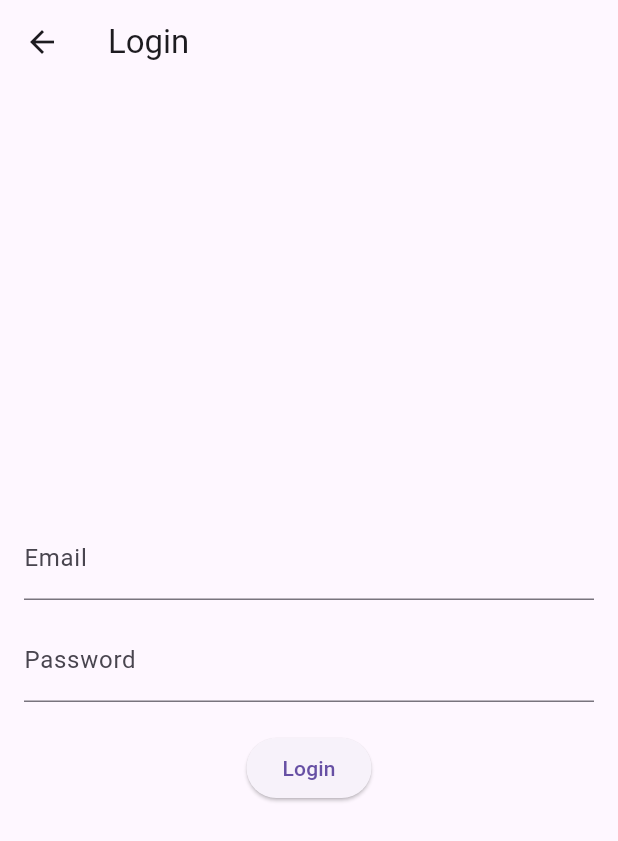
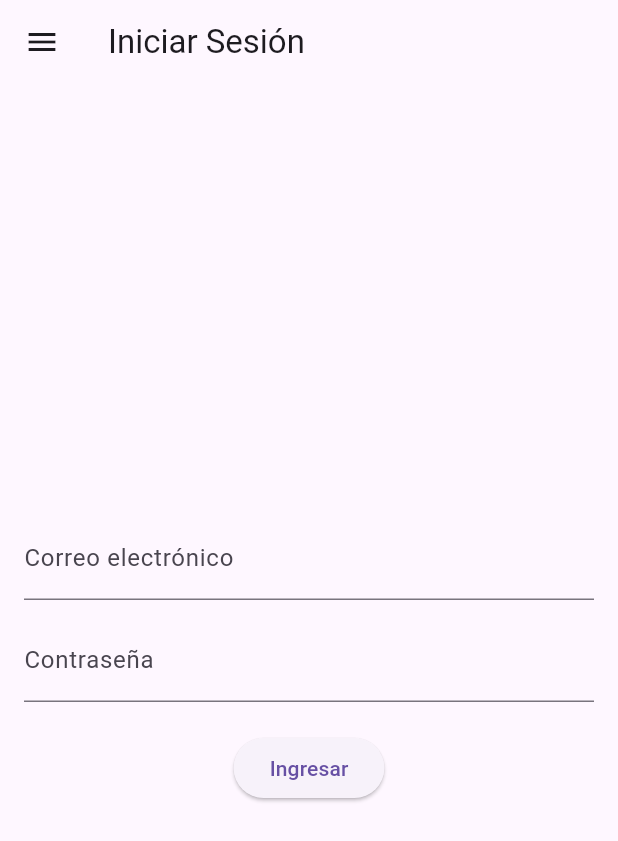
Before and after one commit to Nemog17/Minimalist-Shopping-App, a Flutter app: the HomePage screen opened by its route, after a tap on the "login" icon, on a phone screen of 412 x 824 dp. Shown: the top 841 px of the screen. Run offline on Flutter 3.47's test engine with Material 3 defaults, Android fonts, the phone set to English and light mode, and no system bars; our stand-ins replace flutter_bloc, go_router, google_nav_bar; missing offline and left inert: translator; network calls fail.

Commit message:
Add navigation drawer and translate content

```diff
--- /dev/null
+++ b/lib/components/app_drawer.dart
@@ -0,0 +1,49 @@
+import 'package:flutter/material.dart';
+import 'package:flutter_bloc/flutter_bloc.dart';
+import 'package:go_router/go_router.dart';
+
+import '../cubits/auth_cubit.dart';
+
+class AppDrawer extends StatelessWidget {
+  const AppDrawer({super.key});
+
+  @override
+  Widget build(BuildContext context) {
+    final authState = context.watch<AuthCubit>().state;
+    return Drawer(
+      child: ListView(
+        padding: EdgeInsets.zero,
+        children: [
+          DrawerHeader(
+            decoration: BoxDecoration(color: Theme.of(context).primaryColor),
+            child: const Text(
+              'ShoppingRD',
+              style: TextStyle(color: Colors.white, fontSize: 24),
+            ),
+          ),
+          ListTile(
+            leading: const Icon(Icons.home),
+            title: const Text('Inicio'),
+            onTap: () => context.go('/home'),
+          ),
+          ListTile(
+            leading: const Icon(Icons.shopping_cart),
+            title: const Text('Carrito'),
+            onTap: () => context.go('/cart'),
+          ),
+          ListTile(
+            leading: const Icon(Icons.favorite),
+            title: const Text('Lista de deseos'),
+            onTap: () => context.go('/wishlist'),
+          ),
+          if (authState.isAdmin)
+            ListTile(
+              leading: const Icon(Icons.admin_panel_settings),
+              title: const Text('Admin'),
+              onTap: () => context.go('/admin'),
+            ),
+        ],
+      ),
+    );
+  }
+}
--- a/lib/pages/cart_page.dart
+++ b/lib/pages/cart_page.dart
@@ -8,6 +8,7 @@ import '../services/payment_service.dart';
 import '../cubits/auth_cubit.dart';
 import '../models/product.dart';
 import 'login_page.dart';
+import '../components/app_drawer.dart';
 
 class CartPage extends StatelessWidget {
   const CartPage({super.key});
@@ -15,6 +16,7 @@ class CartPage extends StatelessWidget {
   @override
   Widget build(BuildContext context) {
     return Scaffold(
+      drawer: const AppDrawer(),
       appBar: AppBar(
         title: const Text('Mi Carrito'),
         leading: IconButton(
--- a/lib/pages/home_page.dart
+++ b/lib/pages/home_page.dart
@@ -5,6 +5,7 @@ import '../models/product.dart';
 import 'login_page.dart';
 import '../cubits/auth_cubit.dart';
 import 'package:go_router/go_router.dart';
+import '../components/app_drawer.dart';
 
 class HomePage extends StatefulWidget {
   const HomePage({super.key});
@@ -104,6 +105,7 @@ class _HomePageState extends State<HomePage> {
     final authState = context.watch<AuthCubit>().state;
 
     return Scaffold(
+      drawer: const AppDrawer(),
       appBar: AppBar(
         title: const Text('ShoppingRD'),
         centerTitle: false,
--- a/lib/pages/intro_page.dart
+++ b/lib/pages/intro_page.dart
@@ -1,6 +1,7 @@
 import 'package:flutter/material.dart';
 
 import 'package:go_router/go_router.dart';
+import '../components/app_drawer.dart';
 
 class IntroPage extends StatelessWidget {
   const IntroPage({super.key});
@@ -8,6 +9,7 @@ class IntroPage extends StatelessWidget {
   @override
   Widget build(BuildContext context) {
     return Scaffold(
+      drawer: const AppDrawer(),
       backgroundColor: Colors.grey[300],
       body: Center(
         child: Padding(
--- a/lib/pages/login_page.dart
+++ b/lib/pages/login_page.dart
@@ -3,6 +3,7 @@ import 'package:flutter_bloc/flutter_bloc.dart';
 import 'package:go_router/go_router.dart';
 
 import '../cubits/auth_cubit.dart';
+import '../components/app_drawer.dart';
 
 class LoginPage extends StatefulWidget {
   const LoginPage({super.key});
@@ -26,14 +27,15 @@ class _LoginPageState extends State<LoginPage> {
     if (success) {
       context.go('/home');
     } else {
-      setState(() => _error = 'Invalid credentials');
+      setState(() => _error = 'Credenciales inválidas');
     }
   }
 
   @override
   Widget build(BuildContext context) {
     return Scaffold(
-      appBar: AppBar(title: const Text('Login')),
+      drawer: const AppDrawer(),
+      appBar: AppBar(title: const Text('Iniciar Sesión')),
       body: Padding(
         padding: const EdgeInsets.all(16),
         child: Column(
@@ -41,12 +43,12 @@ class _LoginPageState extends State<LoginPage> {
           children: [
             TextField(
               controller: _emailController,
-              decoration: const InputDecoration(labelText: 'Email'),
+              decoration: const InputDecoration(labelText: 'Correo electrónico'),
             ),
             const SizedBox(height: 12),
             TextField(
               controller: _passwordController,
-              decoration: const InputDecoration(labelText: 'Password'),
+              decoration: const InputDecoration(labelText: 'Contraseña'),
               obscureText: true,
             ),
             if (_error != null) ...[
@@ -56,7 +58,7 @@ class _LoginPageState extends State<LoginPage> {
             const SizedBox(height: 20),
             ElevatedButton(
               onPressed: _submit,
-              child: const Text('Login'),
+              child: const Text('Ingresar'),
             ),
           ],
         ),
--- a/lib/pages/product_detail_page.dart
+++ b/lib/pages/product_detail_page.dart
@@ -3,6 +3,7 @@ import 'package:flutter_bloc/flutter_bloc.dart';
 
 import '../cubits/cart_cubit.dart';
 import '../models/product.dart';
+import '../components/app_drawer.dart';
 
 class ProductDetailPage extends StatefulWidget {
   final Product product;
@@ -19,6 +20,7 @@ class _ProductDetailPageState extends State<ProductDetailPage> {
   Widget build(BuildContext context) {
     final product = widget.product;
     return Scaffold(
+      drawer: const AppDrawer(),
       appBar: AppBar(title: Text(product.name)),
       body: SingleChildScrollView(
         padding: const EdgeInsets.all(16),
--- a/lib/pages/wishlist_page.dart
+++ b/lib/pages/wishlist_page.dart
@@ -4,6 +4,7 @@ import 'package:go_router/go_router.dart';
 
 import '../cubits/cart_cubit.dart';
 import '../components/cart_item.dart';
+import '../components/app_drawer.dart';
 
 class WishlistPage extends StatelessWidget {
   const WishlistPage({super.key});
@@ -11,8 +12,9 @@ class WishlistPage extends StatelessWidget {
   @override
   Widget build(BuildContext context) {
     return Scaffold(
+      drawer: const AppDrawer(),
       appBar: AppBar(
-        title: const Text('Wishlist'),
+        title: const Text('Lista de deseos'),
         leading: IconButton(
           icon: const Icon(Icons.arrow_back),
           onPressed: () => context.pop(),
--- a/lib/services/dummy_json_service.dart
+++ b/lib/services/dummy_json_service.dart
@@ -1,5 +1,6 @@
 import 'dart:convert';
 import 'package:http/http.dart' as http;
+import 'package:translator/translator.dart';
 import '../models/product.dart';
 
 /// Service class for interacting with the DummyJSON API.
@@ -16,19 +17,28 @@ class DummyJsonService {
     final response =
         await http.get(Uri.parse('$_baseUrl/products?limit=$limit'));
     if (response.statusCode == 200) {
+      final translator = GoogleTranslator();
       final Map<String, dynamic> data = jsonDecode(response.body);
       final List<dynamic> products = data['products'] ?? [];
-      return products
-          .map((item) => Product(
-                name: item['title'] ?? 'Unknown',
-                price: item['price'].toString(),
-                description: item['description'] ?? '',
-                imagePath: item['thumbnail'] ?? '',
-                stock: item['stock'] ?? 0,
-                category: item['category'] ?? 'General',
-                isDraft: false,
-              ))
-          .toList();
+      final List<Product> list = [];
+      for (final item in products) {
+        final name = item['title'] ?? 'Unknown';
+        final description = item['description'] ?? '';
+        final translatedName = await translator.translate(name, to: 'es');
+        final translatedDesc = await translator.translate(description, to: 'es');
+        list.add(
+          Product(
+            name: translatedName.text,
+            price: item['price'].toString(),
+            description: translatedDesc.text,
+            imagePath: item['thumbnail'] ?? '',
+            stock: item['stock'] ?? 0,
+            category: item['category'] ?? 'General',
+            isDraft: false,
+          ),
+        );
+      }
+      return list;
     } else {
       throw Exception('Failed to load products');
     }
--- a/lib/services/fake_store_api.dart
+++ b/lib/services/fake_store_api.dart
@@ -1,5 +1,6 @@
 import 'dart:convert';
 import 'package:http/http.dart' as http;
+import 'package:translator/translator.dart';
 import '../models/product.dart';
 
 /// Service class for interacting with the Fake Store API.
@@ -11,18 +12,27 @@ class FakeStoreApi {
   static Future<List<Product>> fetchProducts() async {
     final response = await http.get(Uri.parse('$_baseUrl/products'));
     if (response.statusCode == 200) {
+      final translator = GoogleTranslator();
       final List<dynamic> data = jsonDecode(response.body);
-      return data
-          .map((item) => Product(
-                name: item['title'] ?? 'Unknown',
-                price: item['price'].toString(),
-                description: item['description'] ?? '',
-                imagePath: item['image'] ?? '',
-                stock: 10,
-                category: item['category'] ?? 'General',
-                isDraft: false,
-              ))
-          .toList();
+      final List<Product> products = [];
+      for (final item in data) {
+        final name = item['title'] ?? 'Unknown';
+        final description = item['description'] ?? '';
+        final translatedName = await translator.translate(name, to: 'es');
+        final translatedDesc = await translator.translate(description, to: 'es');
+        products.add(
+          Product(
+            name: translatedName.text,
+            price: item['price'].toString(),
+            description: translatedDesc.text,
+            imagePath: item['image'] ?? '',
+            stock: 10,
+            category: item['category'] ?? 'General',
+            isDraft: false,
+          ),
+        );
+      }
+      return products;
     } else {
       throw Exception('Failed to load products');
     }
--- a/pubspec.yaml
+++ b/pubspec.yaml
@@ -39,6 +39,7 @@ dependencies:
   flutter_bloc: ^8.1.3
   go_router: ^13.0.0
   http: ^0.13.6
+  translator: ^0.1.8
 
 dev_dependencies:
   flutter_test:
```
Also changed, not shown: lib/pages/admin_page.dart (+9 -7 lines).
